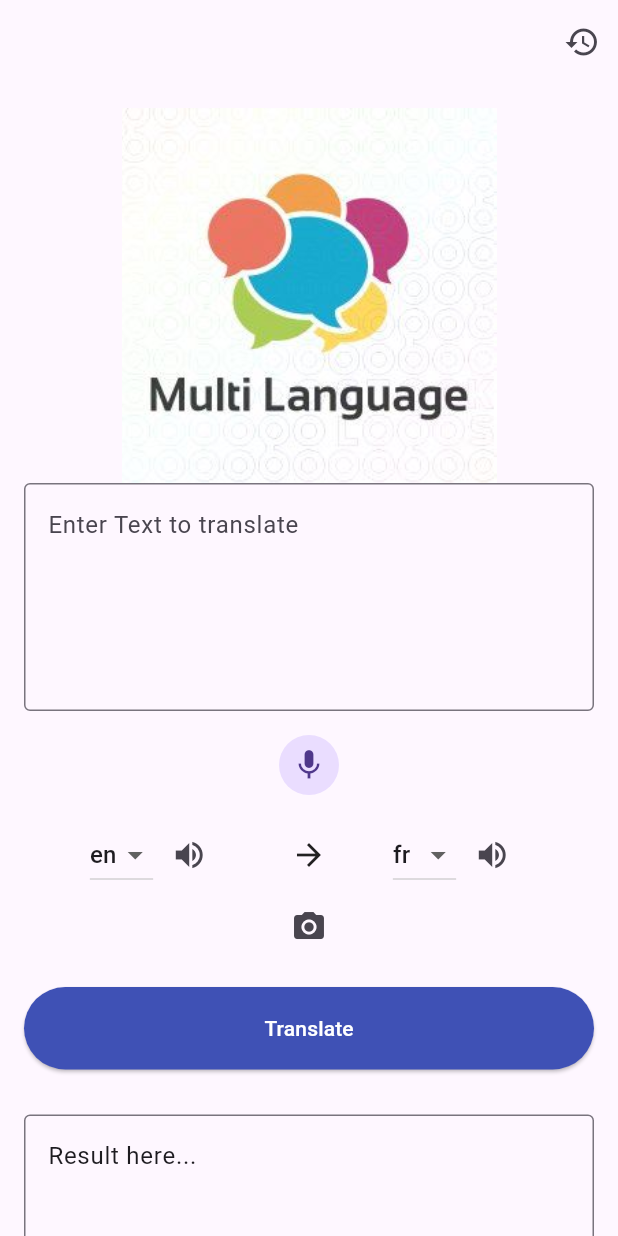
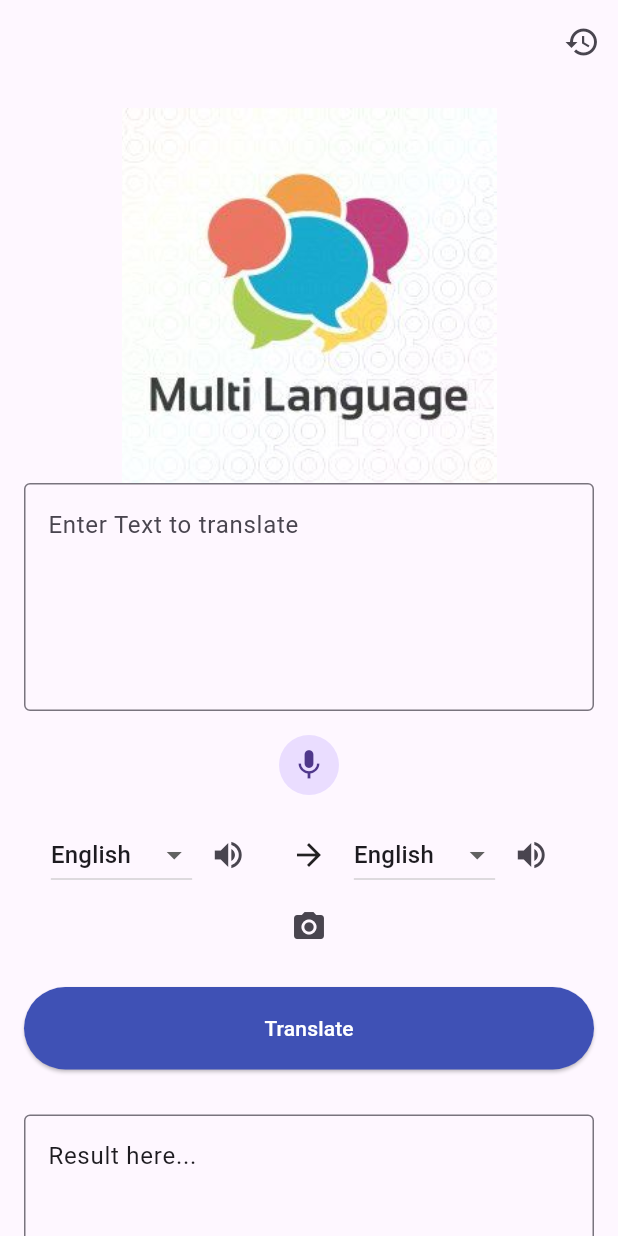
Before and after one commit to hazziii/hazifanasir, a Flutter app: the screen it shows once a user with an empty profile is signed in, after a tap on "Translate", on a phone screen of 412 x 824 dp. Run offline on Flutter 3.47's test engine with Material 3 defaults, Android fonts, the light colour scheme and no system bars; our stand-ins replace animated_text_kit, clay_containers, firebase_auth, firebase_core, firebase_database, flutter_spinkit and 3 more; missing offline and left inert: google_ml_kit, translator; accounts and stored records are empty.

Commit message:
added live translate and changes language codes

```diff
--- a/lib/pages/home_page.dart
+++ b/lib/pages/home_page.dart
@@ -1,4 +1,3 @@
-import 'package:cloud_firestore/cloud_firestore.dart';
 import 'package:firebase_database/firebase_database.dart';
 import 'package:flutter/material.dart';
 import 'package:firebase_auth/firebase_auth.dart';
@@ -68,14 +67,27 @@
   final outputController = TextEditingController(text: "Result here...");
   final translator = GoogleTranslator();
   String inputText = '';
-  String inputLanguage = 'en';
-  String outputLanguage = 'fr';
+  String inputLanguage = 'English';
+  String outputLanguage = 'English';
+
+  Map swapCodes = {
+    'English': 'en',
+    'French': 'fr',
+    'Spanish': 'es',
+    'Urdu': 'ur',
+    'Hindi': 'hi',
+    'Italian': 'it',
+    'Korean': 'ko',
+    'Chinese': 'cs',
+    'Bengali': 'bn',
+    'Afrikaans': 'af',
+  };
 
   Future<void> translateText() async {
     final translated = await translator.translate(
       inputText,
-      from: inputLanguage,
-      to: outputLanguage,
+      from: swapCodes[inputLanguage],
+      to: swapCodes[outputLanguage],
     );
     setState(() {
       outputController.text = translated.text;
@@ -90,13 +102,13 @@
   final FlutterTts flutterTts = FlutterTts();
 
   void speakInput(String text) async {
-    await flutterTts.setLanguage(inputLanguage);
+    await flutterTts.setLanguage(swapCodes[inputLanguage]);
     await flutterTts.setPitch(1); //0.5 to 1.5
     await flutterTts.speak(text);
   }
 
   void speakOutput(String text) async {
-    await flutterTts.setLanguage(outputLanguage);
+    await flutterTts.setLanguage(swapCodes[outputLanguage]);
     await flutterTts.setPitch(1); //0.5 to 1.5
     await flutterTts.speak(text);
   }
@@ -136,8 +148,12 @@
 
   @override
   Widget build(BuildContext context) {
+    inputController.addListener(
+      () {
+        translateText();
+      },
+    );
     String uid = getId();
-
     return Scaffold(
       appBar: AppBar(
         actions: [
@@ -172,6 +188,16 @@
                           border: OutlineInputBorder(),
                           hintText: "Enter Text to translate",
                         ),
+                        onTapOutside: (event) {
+                          translateText;
+                        },
+                        onSubmitted: (value) {
+                          translateText;
+                        },
+                        onTap: () => {translateText},
+                        onEditingComplete: () {
+                          translateText;
+                        },
                         onChanged: (value) {
                           setState(() {
                             inputText = value;
@@ -226,17 +252,16 @@
                                   });
                                 },
                                 items: <String>[
-                                  'en',
-                                  'fr',
-                                  'es',
-                                  'de',
-                                  'ur',
-                                  'hi',
-                                  'it',
-                                  'ko',
-                                  'cs',
-                                  'bn',
-                                  'af',
+                                  'English',
+                                  'French',
+                                  'Spanish',
+                                  'Urdu',
+                                  'Hindi',
+                                  'Italian',
+                                  'Korean',
+                                  'Chinese',
+                                  'Bengali',
+                                  'Afrikaans',
                                 ].map<DropdownMenuItem<String>>((String value) {
                                   return DropdownMenuItem<String>(
                                     value: value,
@@ -261,17 +286,16 @@
                                   });
                                 },
                                 items: <String>[
-                                  'en',
-                                  'fr',
-                                  'ur',
-                                  'hi',
-                                  'ru',
-                                  'af',
-                                  'bn',
-                                  'bs',
-                                  'cs',
-                                  'ko',
-                                  'it',
+                                  'English',
+                                  'French',
+                                  'Spanish',
+                                  'Urdu',
+                                  'Hindi',
+                                  'Italian',
+                                  'Korean',
+                                  'Chinese',
+                                  'Bengali',
+                                  'Afrikaans',
                                 ].map<DropdownMenuItem<String>>((String value) {
                                   return DropdownMenuItem<String>(
                                     value: value,
```
